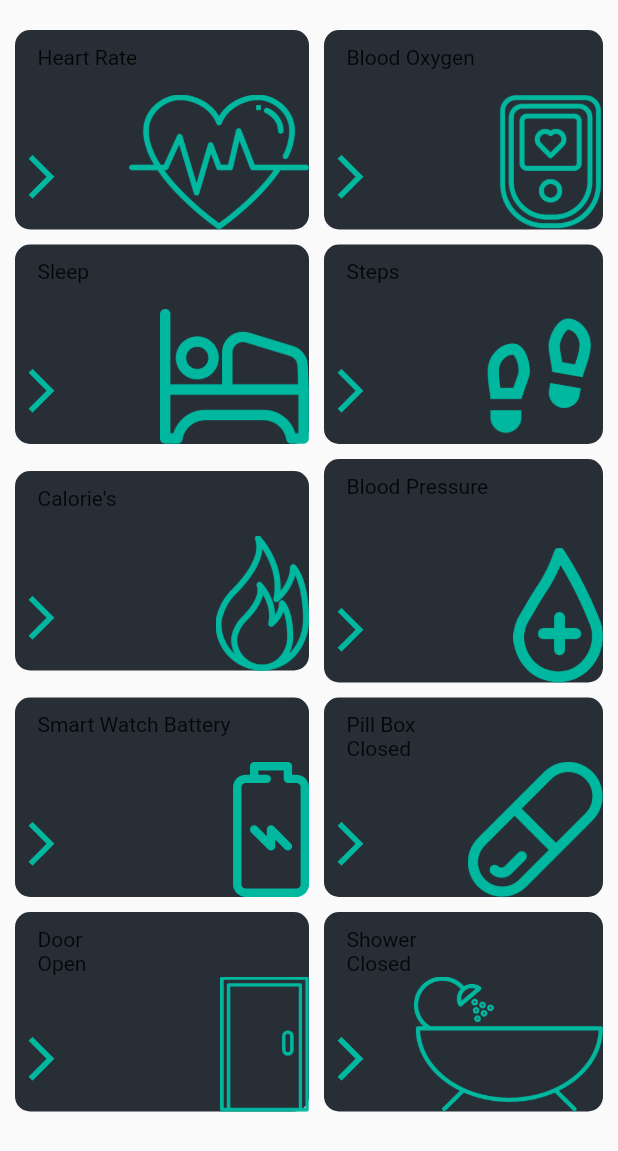
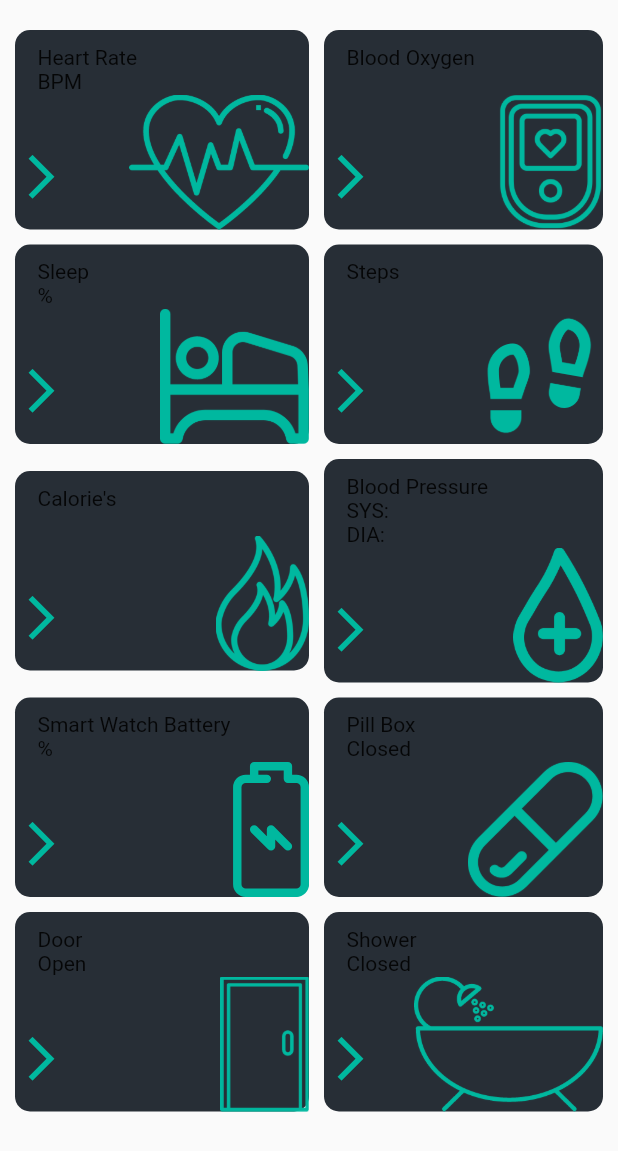
Before and after one commit to rajan7685/NTelCareFamilyApp, a Flutter app: what dashboard() shows on an empty page, opened directly, on a phone screen of 412 x 824 dp. Shown: the top 1151 px of the screen. Run offline on Flutter 3.47's test engine with Material 2 defaults, Android fonts, the phone set to English and light mode, and no system bars; our stand-ins replace auto_size_text, cached_network_image, charts_flutter, csc_picker, equatable, floating_bottom_navigation_bar and 9 more; missing offline and left inert: json_path; accounts and stored records are empty; network calls fail.

Commit message:
feedback_points-priya

```diff
--- a/lib/landing/landing.dart
+++ b/lib/landing/landing.dart
@@ -2289,7 +2289,7 @@ class _dashboardState extends State<dashboard> {
                                       mainAxisSize: MainAxisSize.max,
                                       children: [
                                         Text(
-                                          FFAppState().heart_rate,
+                                          FFAppState().heart_rate + "BPM",
                                           style: FlutterFlowTheme.of(context)
                                               .bodyText1
                                               .override(
@@ -2530,7 +2530,7 @@ class _dashboardState extends State<dashboard> {
                                       mainAxisSize: MainAxisSize.max,
                                       children: [
                                         Text(
-                                          FFAppState().Sleep,
+                                          FFAppState().Sleep + "%",
                                           style: FlutterFlowTheme.of(context)
                                               .bodyText1
                                               .override(
@@ -2890,7 +2890,8 @@ class _dashboardState extends State<dashboard> {
                                             mainAxisSize: MainAxisSize.max,
                                             children: [
                                               Text(
-                                                FFAppState().blood_sys,
+                                                "SYS: " +
+                                                    FFAppState().blood_sys,
                                                 style: FlutterFlowTheme.of(
                                                         context)
                                                     .bodyText1
@@ -2908,7 +2909,8 @@ class _dashboardState extends State<dashboard> {
                                             mainAxisSize: MainAxisSize.max,
                                             children: [
                                               Text(
-                                                FFAppState().blood_dia,
+                                                "DIA: " +
+                                                    FFAppState().blood_dia,
                                                 style: FlutterFlowTheme.of(
                                                         context)
                                                     .bodyText1
@@ -3030,7 +3032,7 @@ class _dashboardState extends State<dashboard> {
                                       mainAxisSize: MainAxisSize.max,
                                       children: [
                                         Text(
-                                          FFAppState().battery_level,
+                                          FFAppState().battery_level + "%",
                                           style: FlutterFlowTheme.of(context)
                                               .bodyText1
                                               .override(
```
